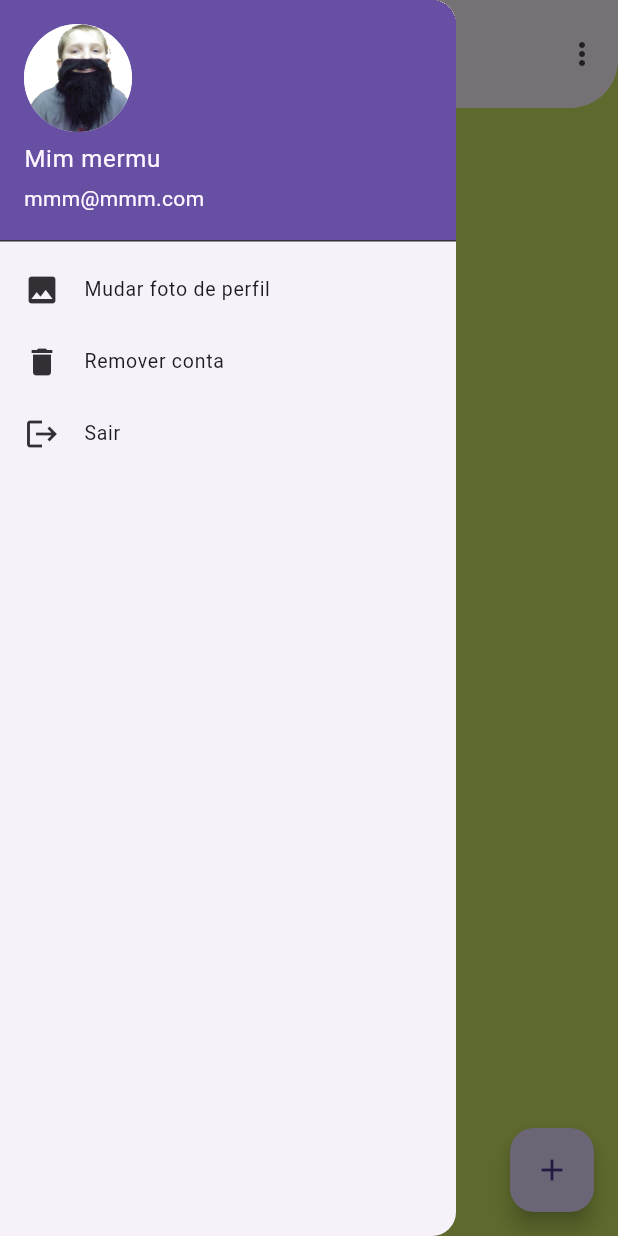
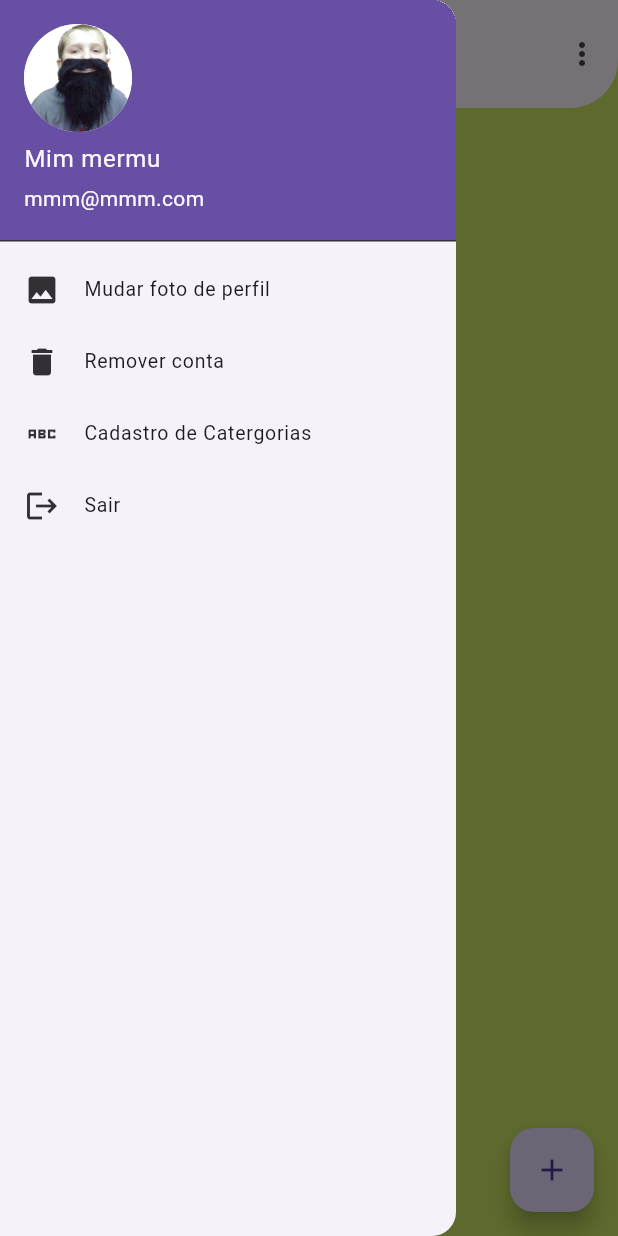
Before and after one commit to msbzz/flutter_persistencia_drift_hive, a Flutter app: the HomeScreen screen opened by its route, with the side drawer open, on a phone screen of 412 x 824 dp. Run offline on Flutter 3.47's test engine with Material 3 defaults, Android fonts, the phone set to English and light mode, and no system bars; our stand-ins replace drift, hive_flutter, sqlite3_flutter_libs; accounts and stored records are empty; generated files the repository leaves out were written again.

Commit message:
inclusão do cadastro de categorias

```diff
--- a/flutter_listin/lib/_core/listin_routes.dart
+++ b/flutter_listin/lib/_core/listin_routes.dart
@@ -1,6 +1,7 @@
 import 'package:flutter/material.dart';
 import 'package:flutter_listin/authentication/models/mock_user.dart';
 import 'package:flutter_listin/authentication/screens/auth_screen.dart';
+import 'package:flutter_listin/categories/screens/categories_screen.dart';
 import 'package:flutter_listin/listins/models/listin.dart';
 import 'package:flutter_listin/listins/screens/home_screen.dart';
 import 'package:flutter_listin/products/screens/products_screen.dart';
@@ -9,18 +10,21 @@ class ListinRoutes {
   static const String auth = "auth";
   static const String home = "home";
   static const String products = "products";
+  static const String categories="catergories";
 
   static Route<dynamic> generateRoute(RouteSettings settings) {
     switch (settings.name) {
       case auth:
         return MaterialPageRoute(builder: (_) => const AuthScreen());
       case home:
-        //TODO: Ao implementar autenticação, substituir usuário mockado.
         return MaterialPageRoute(builder: (_) => HomeScreen(user: MockUser()));
       case products:
         Listin listin = settings.arguments as Listin;
         return MaterialPageRoute(
             builder: (_) => ProductsScreen(listin: listin));
+      case categories:
+        return MaterialPageRoute(
+            builder: (_) => const CategoriesScreen());
       default:
         return MaterialPageRoute(builder: (_) => const AuthScreen());
     }
--- a/flutter_listin/lib/listins/screens/widgets/home_drawer.dart
+++ b/flutter_listin/lib/listins/screens/widgets/home_drawer.dart
@@ -40,6 +40,13 @@ class HomeDrawer extends StatelessWidget {
             },
           ),
           ListTile(
+            leading: const Icon(Icons.abc_sharp),
+            title: const Text( "Cadastro de Catergorias"),
+            contentPadding: const EdgeInsets.only(left: 16),
+            dense: true,
+            onTap: () {Navigator.pushReplacementNamed(context, ListinRoutes.categories);},
+           ),
+          ListTile(
             leading: const Icon(Icons.logout),
             title: const Text("Sair"),
             contentPadding: const EdgeInsets.only(left: 16),
```
Also changed, not shown: flutter_listin/lib/categories/data/categories_box_handler.dart (added, +30 -0 lines), flutter_listin/lib/categories/model/category.dart (added, +35 -0 lines), flutter_listin/lib/categories/screens/categories_screen.dart (added, +45 -0 lines).
